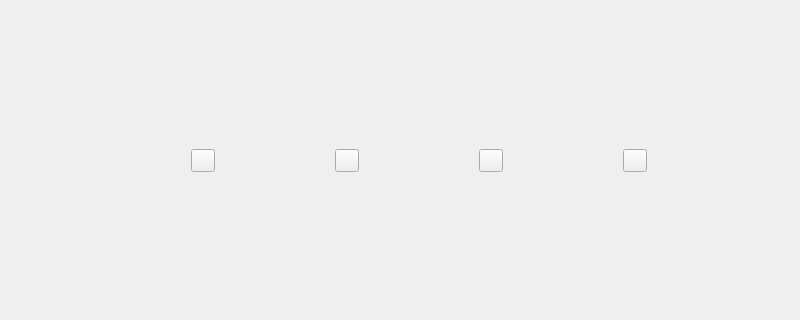
Old version of the form pomodoro_task_app/ui/tasks_list_view.ui in the repository kun-codes/pomodoro-task-app.py; both pictures show x 0 to 800 and y 139 to 459 of the 800 by 600 pixel window.
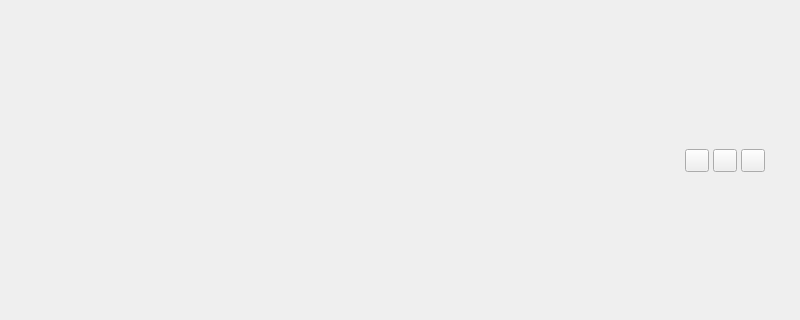
New version of the form. Custom widgets are drawn as their Qt base class.

Commit message: refactor(tasks view): remove `changeCurrentTaskButton` and update layout

```diff
--- a/pomodoro_task_app/ui/tasks_list_view.ui
+++ b/pomodoro_task_app/ui/tasks_list_view.ui
@@ -57,6 +57,9 @@
          </property>
          <item>
           <spacer name="horizontalSpacer">
+           <property name="orientation">
+            <enum>Qt::Horizontal</enum>
+           </property>
            <property name="sizeHint" stdset="0">
             <size>
              <width>40</width>
@@ -65,9 +68,6 @@
            </property>
           </spacer>
          </item>
-         <item>
-          <widget class="ToolButton" name="changeCurrentTaskButton"/>
-         </item>
          <item>
           <widget class="ToolButton" name="editTaskTimeButton"/>
          </item>
```
The commit also changes 2 other files.
